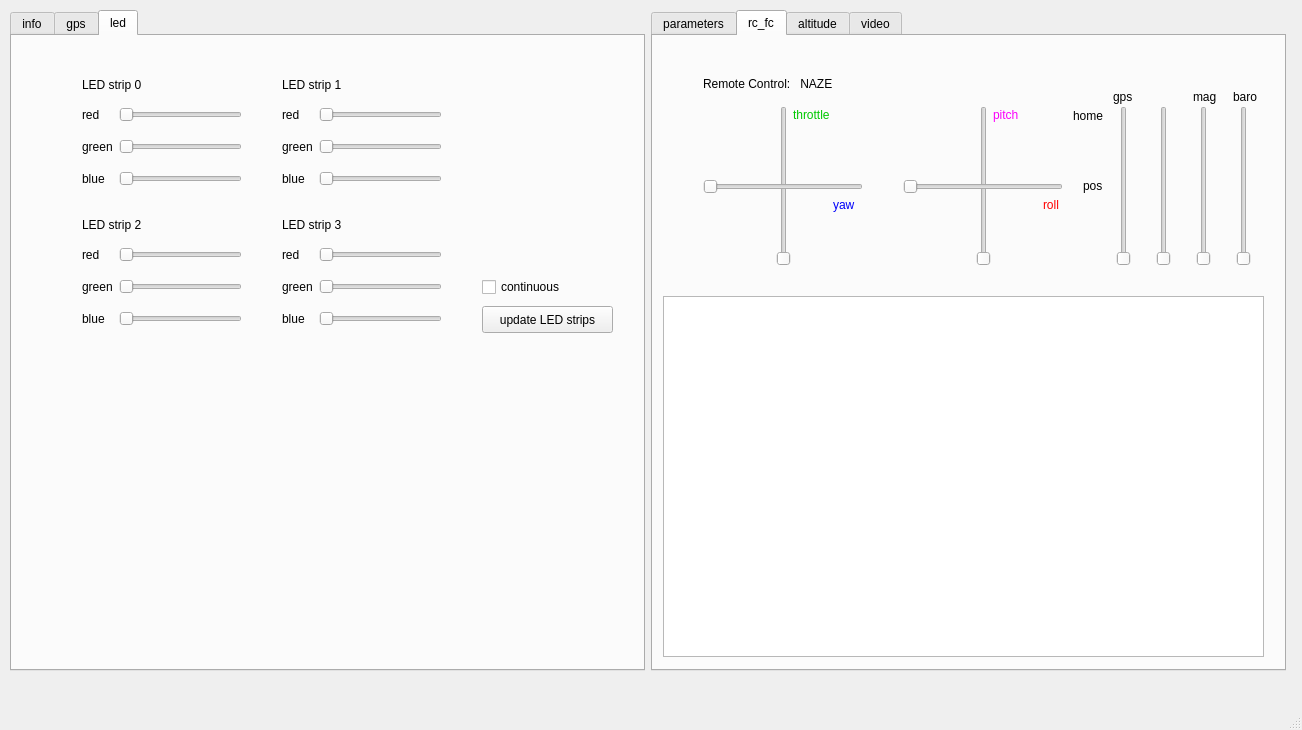
This is phx_gui/scripts/gui_v1.ui in tum-phoenix/phx_quadrocopter_ros as Qt 5 draws it before an edit. The edited form follows.
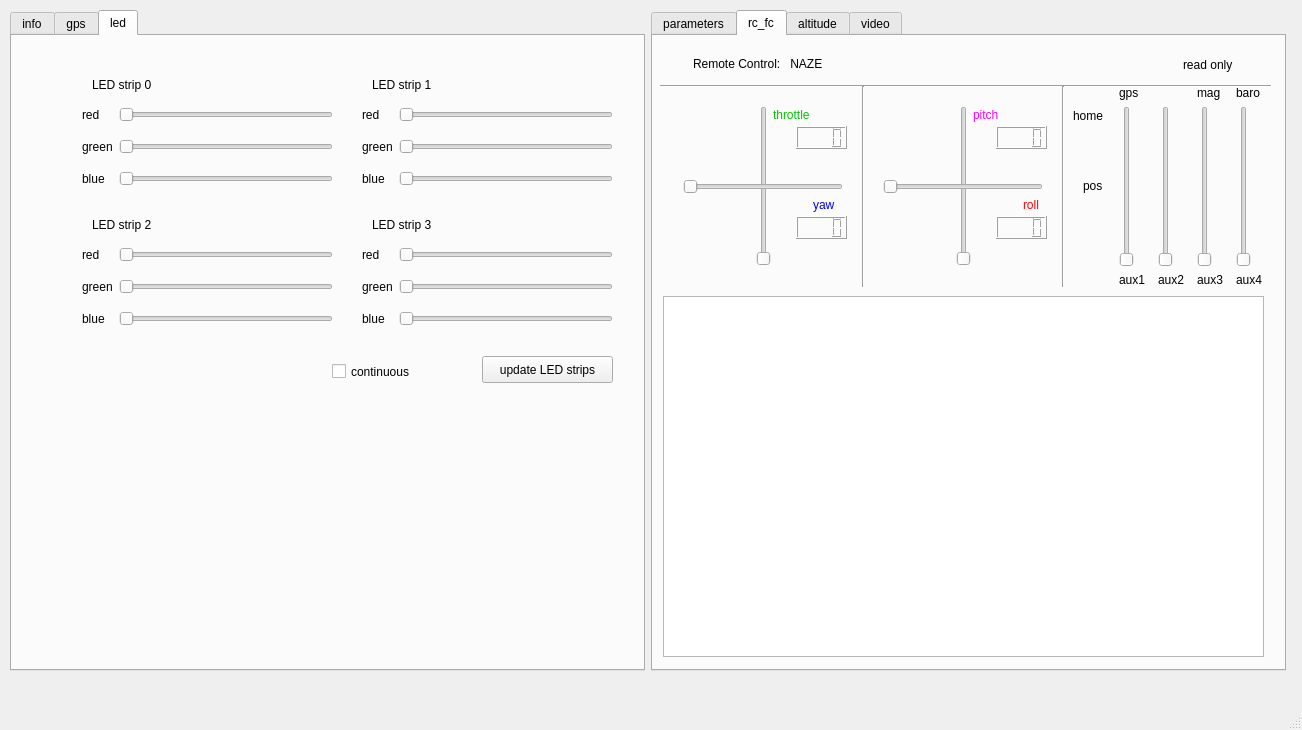
This is the edited form. Custom widgets are drawn as their Qt base class.

Commit message: phx_gui gauge_ros added lcd digit boxes to display the rc_fc values

```diff
--- a/phx_gui/scripts/gui_v1.ui
+++ b/phx_gui/scripts/gui_v1.ui
@@ -66,7 +66,7 @@
           <rect>
            <x>70</x>
            <y>60</y>
-           <width>160</width>
+           <width>251</width>
            <height>101</height>
           </rect>
          </property>
@@ -127,7 +127,7 @@
         <widget class="QLabel" name="led_label_0">
          <property name="geometry">
           <rect>
-           <x>70</x>
+           <x>80</x>
            <y>40</y>
            <width>91</width>
            <height>17</height>
@@ -140,20 +140,13 @@
         <widget class="QWidget" name="gridLayoutWidget_2">
          <property name="geometry">
           <rect>
-           <x>270</x>
+           <x>350</x>
            <y>60</y>
-           <width>160</width>
+           <width>251</width>
            <height>101</height>
           </rect>
          </property>
          <layout class="QGridLayout" name="gridLayout_led_strip1">
-          <item row="2" column="0">
-           <widget class="QLabel" name="label_8">
-            <property name="text">
-             <string>blue</string>
-            </property>
-           </widget>
-          </item>
           <item row="0" column="0">
            <widget class="QLabel" name="label_9">
             <property name="text">
@@ -198,12 +191,19 @@
             </property>
            </widget>
           </item>
+          <item row="2" column="0">
+           <widget class="QLabel" name="label_1_b">
+            <property name="text">
+             <string>blue</string>
+            </property>
+           </widget>
+          </item>
          </layout>
         </widget>
         <widget class="QLabel" name="led_label_1">
          <property name="geometry">
           <rect>
-           <x>270</x>
+           <x>360</x>
            <y>40</y>
            <width>91</width>
            <height>17</height>
@@ -218,7 +218,7 @@
           <rect>
            <x>70</x>
            <y>200</y>
-           <width>160</width>
+           <width>251</width>
            <height>101</height>
           </rect>
          </property>
@@ -279,7 +279,7 @@
         <widget class="QLabel" name="led_label_2">
          <property name="geometry">
           <rect>
-           <x>70</x>
+           <x>80</x>
            <y>180</y>
            <width>91</width>
            <height>17</height>
@@ -292,7 +292,7 @@
         <widget class="QLabel" name="led_label_3">
          <property name="geometry">
           <rect>
-           <x>270</x>
+           <x>360</x>
            <y>180</y>
            <width>91</width>
            <height>17</height>
@@ -305,9 +305,9 @@
         <widget class="QWidget" name="gridLayoutWidget_4">
          <property name="geometry">
           <rect>
-           <x>270</x>
+           <x>350</x>
            <y>200</y>
-           <width>160</width>
+           <width>251</width>
            <height>101</height>
           </rect>
          </property>
@@ -369,7 +369,7 @@
          <property name="geometry">
           <rect>
            <x>470</x>
-           <y>270</y>
+           <y>320</y>
            <width>131</width>
            <height>27</height>
           </rect>
@@ -381,10 +381,10 @@
         <widget class="QCheckBox" name="checkBox_led_strip_update_continuous">
          <property name="geometry">
           <rect>
-           <x>470</x>
-           <y>240</y>
+           <x>320</x>
+           <y>320</y>
            <width>131</width>
-           <height>22</height>
+           <height>31</height>
           </rect>
          </property>
          <property name="text">
@@ -1111,12 +1111,21 @@
         <widget class="QSlider" name="remote_slider_rc_fc_throttle">
          <property name="geometry">
           <rect>
-           <x>120</x>
+           <x>100</x>
            <y>70</y>
            <width>22</width>
            <height>160</height>
           </rect>
          </property>
+         <property name="minimum">
+          <number>1000</number>
+         </property>
+         <property name="maximum">
+          <number>2000</number>
+         </property>
+         <property name="value">
+          <number>1000</number>
+         </property>
          <property name="orientation">
           <enum>Qt::Vertical</enum>
          </property>
@@ -1127,12 +1136,18 @@
         <widget class="QSlider" name="remote_slider_rc_fc_yaw">
          <property name="geometry">
           <rect>
-           <x>50</x>
+           <x>30</x>
            <y>140</y>
            <width>160</width>
            <height>22</height>
           </rect>
          </property>
+         <property name="minimum">
+          <number>1000</number>
+         </property>
+         <property name="maximum">
+          <number>2000</number>
+         </property>
          <property name="orientation">
           <enum>Qt::Horizontal</enum>
          </property>
@@ -1143,12 +1158,18 @@
         <widget class="QSlider" name="remote_slider_rc_fc_pitch">
          <property name="geometry">
           <rect>
-           <x>320</x>
+           <x>300</x>
            <y>70</y>
            <width>22</width>
            <height>160</height>
           </rect>
          </property>
+         <property name="minimum">
+          <number>1000</number>
+         </property>
+         <property name="maximum">
+          <number>2000</number>
+         </property>
          <property name="orientation">
           <enum>Qt::Vertical</enum>
          </property>
@@ -1159,12 +1180,18 @@
         <widget class="QSlider" name="remote_slider_rc_fc_roll">
          <property name="geometry">
           <rect>
-           <x>250</x>
+           <x>230</x>
            <y>140</y>
            <width>160</width>
            <height>22</height>
           </rect>
          </property>
+         <property name="minimum">
+          <number>1000</number>
+         </property>
+         <property name="maximum">
+          <number>2000</number>
+         </property>
          <property name="orientation">
           <enum>Qt::Horizontal</enum>
          </property>
@@ -1172,58 +1199,6 @@
           <enum>QSlider::NoTicks</enum>
          </property>
         </widget>
-        <widget class="QSlider" name="remote_slider_rc_fc_aux1">
-         <property name="geometry">
-          <rect>
-           <x>460</x>
-           <y>70</y>
-           <width>22</width>
-           <height>160</height>
-          </rect>
-         </property>
-         <property name="orientation">
-          <enum>Qt::Vertical</enum>
-         </property>
-        </widget>
-        <widget class="QSlider" name="remote_slider_rc_fc_aux2">
-         <property name="geometry">
-          <rect>
-           <x>500</x>
-           <y>70</y>
-           <width>22</width>
-           <height>160</height>
-          </rect>
-         </property>
-         <property name="orientation">
-          <enum>Qt::Vertical</enum>
-         </property>
-        </widget>
-        <widget class="QSlider" name="remote_slider_rc_fc_aux3">
-         <property name="geometry">
-          <rect>
-           <x>540</x>
-           <y>70</y>
-           <width>22</width>
-           <height>160</height>
-          </rect>
-         </property>
-         <property name="orientation">
-          <enum>Qt::Vertical</enum>
-         </property>
-        </widget>
-        <widget class="QSlider" name="remote_slider_rc_fc_aux4">
-         <property name="geometry">
-          <rect>
-           <x>580</x>
-           <y>70</y>
-           <width>22</width>
-           <height>160</height>
-          </rect>
-         </property>
-         <property name="orientation">
-          <enum>Qt::Vertical</enum>
-         </property>
-        </widget>
         <widget class="PlotWidget" name="graphicsView_rc_fc">
          <property name="geometry">
           <rect>
@@ -1237,8 +1212,8 @@
         <widget class="QLabel" name="label_4">
          <property name="geometry">
           <rect>
-           <x>50</x>
-           <y>40</y>
+           <x>40</x>
+           <y>20</y>
            <width>171</width>
            <height>16</height>
           </rect>
@@ -1250,7 +1225,7 @@
         <widget class="QLabel" name="rc_fc_label_throttle">
          <property name="geometry">
           <rect>
-           <x>140</x>
+           <x>120</x>
            <y>70</y>
            <width>66</width>
            <height>17</height>
@@ -1272,7 +1247,7 @@
         <widget class="QLabel" name="rc_fc_label_yaw">
          <property name="geometry">
           <rect>
-           <x>180</x>
+           <x>160</x>
            <y>160</y>
            <width>31</width>
            <height>17</height>
@@ -1294,7 +1269,7 @@
         <widget class="QLabel" name="rc_fc_label_pitch">
          <property name="geometry">
           <rect>
-           <x>340</x>
+           <x>320</x>
            <y>70</y>
            <width>66</width>
            <height>17</height>
@@ -1316,7 +1291,7 @@
         <widget class="QLabel" name="rc_fc_label_roll">
          <property name="geometry">
           <rect>
-           <x>390</x>
+           <x>370</x>
            <y>160</y>
            <width>41</width>
            <height>17</height>
@@ -1335,72 +1310,6 @@
           <string>roll</string>
          </property>
         </widget>
-        <widget class="QLabel" name="rc_fc_label_gps">
-         <property name="geometry">
-          <rect>
-           <x>460</x>
-           <y>50</y>
-           <width>31</width>
-           <height>21</height>
-          </rect>
-         </property>
-         <property name="font">
-          <font>
-           <weight>50</weight>
-           <bold>false</bold>
-          </font>
-         </property>
-         <property name="styleSheet">
-          <string notr="true"/>
-         </property>
-         <property name="text">
-          <string>gps</string>
-         </property>
-        </widget>
-        <widget class="QLabel" name="rc_fc_label_baro">
-         <property name="geometry">
-          <rect>
-           <x>580</x>
-           <y>50</y>
-           <width>31</width>
-           <height>21</height>
-          </rect>
-         </property>
-         <property name="font">
-          <font>
-           <weight>50</weight>
-           <bold>false</bold>
-          </font>
-         </property>
-         <property name="styleSheet">
-          <string notr="true"/>
-         </property>
-         <property name="text">
-          <string>baro</string>
-         </property>
-        </widget>
-        <widget class="QLabel" name="rc_fc_label_mag">
-         <property name="geometry">
-          <rect>
-           <x>540</x>
-           <y>50</y>
-           <width>31</width>
-           <height>21</height>
-          </rect>
-         </property>
-         <property name="font">
-          <font>
-           <weight>50</weight>
-           <bold>false</bold>
-          </font>
-         </property>
-         <property name="styleSheet">
-          <string notr="true"/>
-         </property>
-         <property name="text">
-          <string>mag</string>
-         </property>
-        </widget>
         <widget class="QLabel" name="rc_fc_label_gps_home">
          <property name="geometry">
           <rect>
@@ -1445,6 +1354,317 @@
           <string>pos</string>
          </property>
         </widget>
+        <widget class="Line" name="line_separator_rc_fc_0">
+         <property name="geometry">
+          <rect>
+           <x>7</x>
+           <y>40</y>
+           <width>611</width>
+           <height>20</height>
+          </rect>
+         </property>
+         <property name="orientation">
+          <enum>Qt::Horizontal</enum>
+         </property>
+        </widget>
+        <widget class="Line" name="line_separator_rc_fc_1">
+         <property name="geometry">
+          <rect>
+           <x>400</x>
+           <y>50</y>
+           <width>20</width>
+           <height>201</height>
+          </rect>
+         </property>
+         <property name="orientation">
+          <enum>Qt::Vertical</enum>
+         </property>
+        </widget>
+        <widget class="Line" name="line_separator_rc_fc_2">
+         <property name="geometry">
+          <rect>
+           <x>200</x>
+           <y>50</y>
+           <width>20</width>
+           <height>201</height>
+          </rect>
+         </property>
+         <property name="orientation">
+          <enum>Qt::Vertical</enum>
+         </property>
+        </widget>
+        <widget class="QWidget" name="gridLayoutWidget_5">
+         <property name="geometry">
+          <rect>
+           <x>460</x>
+           <y>50</y>
+           <width>160</width>
+           <height>201</height>
+          </rect>
+         </property>
+         <layout class="QGridLayout" name="gridLayout_aux_rc_fc">
+          <item row="1" column="2">
+           <widget class="QSlider" name="remote_slider_rc_fc_aux3">
+            <property name="minimum">
+             <number>1000</number>
+            </property>
+            <property name="maximum">
+             <number>2000</number>
+            </property>
+            <property name="orientation">
+             <enum>Qt::Vertical</enum>
+            </property>
+           </widget>
+          </item>
+          <item row="0" column="2">
+           <widget class="QLabel" name="rc_fc_label_mag">
+            <property name="font">
+             <font>
+              <weight>50</weight>
+              <bold>false</bold>
+             </font>
+            </property>
+            <property name="styleSheet">
+             <string notr="true"/>
+            </property>
+            <property name="text">
+             <string>mag</string>
+            </property>
+           </widget>
+          </item>
+          <item row="1" column="0">
+           <widget class="QSlider" name="remote_slider_rc_fc_aux1">
+            <property name="minimum">
+             <number>1000</number>
+            </property>
+            <property name="maximum">
+             <number>2000</number>
+            </property>
+            <property name="orientation">
+             <enum>Qt::Vertical</enum>
+            </property>
+           </widget>
+          </item>
+          <item row="0" column="0">
+           <widget class="QLabel" name="rc_fc_label_gps">
+            <property name="font">
+             <font>
+              <weight>50</weight>
+              <bold>false</bold>
+             </font>
+            </property>
+            <property name="styleSheet">
+             <string notr="true"/>
+            </property>
+            <property name="text">
+             <string>gps</string>
+            </property>
+           </widget>
+          </item>
+          <item row="1" column="3">
+           <widget class="QSlider" name="remote_slider_rc_fc_aux4">
+            <property name="minimum">
+             <number>1000</number>
+            </property>
+            <property name="maximum">
+             <number>2000</number>
+            </property>
+            <property name="orientation">
+             <enum>Qt::Vertical</enum>
+            </property>
+           </widget>
+          </item>
+          <item row="1" column="1">
+           <widget class="QSlider" name="remote_slider_rc_fc_aux2">
+            <property name="minimum">
+             <number>1000</number>
+            </property>
+            <property name="maximum">
+             <number>2000</number>
+            </property>
+            <property name="orientation">
+             <enum>Qt::Vertical</enum>
+            </property>
+           </widget>
+          </item>
+          <item row="0" column="3">
+           <widget class="QLabel" name="rc_fc_label_baro">
+            <property name="font">
+             <font>
+              <weight>50</weight>
+              <bold>false</bold>
+             </font>
+            </property>
+            <property name="styleSheet">
+             <string notr="true"/>
+            </property>
+            <property name="text">
+             <string>baro</string>
+            </property>
+           </widget>
+          </item>
+          <item row="2" column="0">
+           <widget class="QLabel" name="rc_fc_label_aux1">
+            <property name="font">
+             <font>
+              <weight>50</weight>
+              <bold>false</bold>
+             </font>
+            </property>
+            <property name="styleSheet">
+             <string notr="true"/>
+            </property>
+            <property name="text">
+             <string>aux1</string>
+            </property>
+           </widget>
+          </item>
+          <item row="2" column="1">
+           <widget class="QLabel" name="rc_fc_label_aux1_2">
+            <property name="font">
+             <font>
+              <weight>50</weight>
+              <bold>false</bold>
+             </font>
+            </property>
+            <property name="styleSheet">
+             <string notr="true"/>
+            </property>
+            <property name="text">
+             <string>aux2</string>
+            </property>
+           </widget>
+          </item>
+          <item row="2" column="2">
+           <widget class="QLabel" name="rc_fc_label_aux1_3">
+            <property name="font">
+             <font>
+              <weight>50</weight>
+              <bold>false</bold>
+             </font>
+            </property>
+            <property name="styleSheet">
+             <string notr="true"/>
+            </property>
+            <property name="text">
+             <string>aux3</string>
+            </property>
+           </widget>
+          </item>
+          <item row="2" column="3">
+           <widget class="QLabel" name="rc_fc_label_aux1_4">
+            <property name="font">
+             <font>
+              <weight>50</weight>
+              <bold>false</bold>
+             </font>
+            </property>
+            <property name="styleSheet">
+             <string notr="true"/>
+            </property>
+            <property name="text">
+             <string>aux4</string>
+            </property>
+           </widget>
+          </item>
+         </layout>
+        </widget>
+        <widget class="QLabel" name="rc_fc_label_read_only">
+         <property name="geometry">
+          <rect>
+           <x>530</x>
+           <y>20</y>
+           <width>91</width>
+           <height>17</height>
+          </rect>
+         </property>
+         <property name="text">
+          <string>read only</string>
+         </property>
+        </widget>
+        <widget class="QLCDNumber" name="lcdNumber_rc_fc_throttle">
+         <property name="geometry">
+          <rect>
+           <x>143</x>
+           <y>90</y>
+           <width>51</width>
+           <height>23</height>
+          </rect>
+         </property>
+         <property name="numDigits">
+          <number>4</number>
+         </property>
+        </widget>
+        <widget class="QLCDNumber" name="lcdNumber_rc_fc_yaw">
+         <property name="geometry">
+          <rect>
+           <x>143</x>
+           <y>180</y>
+           <width>51</width>
+           <height>23</height>
+          </rect>
+         </property>
+         <property name="numDigits">
+          <number>4</number>
+         </property>
+        </widget>
+        <widget class="QLCDNumber" name="lcdNumber_rc_fc_roll">
+         <property name="geometry">
+          <rect>
+           <x>343</x>
+           <y>180</y>
+           <width>51</width>
+           <height>23</height>
+          </rect>
+         </property>
+         <property name="frameShape">
+          <enum>QFrame::Box</enum>
+         </property>
+         <property name="frameShadow">
+          <enum>QFrame::Raised</enum>
+         </property>
+         <property name="numDigits">
+          <number>4</number>
+         </property>
+        </widget>
+        <widget class="QLCDNumber" name="lcdNumber_rc_fc_pitch">
+         <property name="geometry">
+          <rect>
+           <x>343</x>
+           <y>90</y>
+           <width>51</width>
+           <height>23</height>
+          </rect>
+         </property>
+         <property name="frameShadow">
+          <enum>QFrame::Raised</enum>
+         </property>
+         <property name="numDigits">
+          <number>4</number>
+         </property>
+        </widget>
+        <zorder>remote_slider_rc_fc_throttle</zorder>
+        <zorder>remote_slider_rc_fc_yaw</zorder>
+        <zorder>remote_slider_rc_fc_pitch</zorder>
+        <zorder>remote_slider_rc_fc_roll</zorder>
+        <zorder>graphicsView_rc_fc</zorder>
+        <zorder>rc_fc_label_headline</zorder>
+        <zorder>rc_fc_label_throttle</zorder>
+        <zorder>rc_fc_label_yaw</zorder>
+        <zorder>rc_fc_label_pitch</zorder>
+        <zorder>rc_fc_label_roll</zorder>
+        <zorder>rc_fc_label_gps_home</zorder>
+        <zorder>rc_fc_label_gps_3</zorder>
+        <zorder>line_separator_rc_fc_0</zorder>
+        <zorder>line_separator_rc_fc_1</zorder>
+        <zorder>line_separator_rc_fc_2</zorder>
+        <zorder>gridLayoutWidget_5</zorder>
+        <zorder>rc_fc_label_read_only</zorder>
+        <zorder>lcdNumber_rc_fc_throttle</zorder>
+        <zorder>lcdNumber_rc_fc_yaw</zorder>
+        <zorder>lcdNumber_rc_fc_roll</zorder>
+        <zorder>lcdNumber_rc_fc_pitch</zorder>
+        <zorder>left_tabs</zorder>
        </widget>
        <widget class="QWidget" name="altitude_tab">
         <attribute name="title">
```
Left out of the diff: 128 changed lines with no effect on the pictures. The commit also changes 2 other files.
